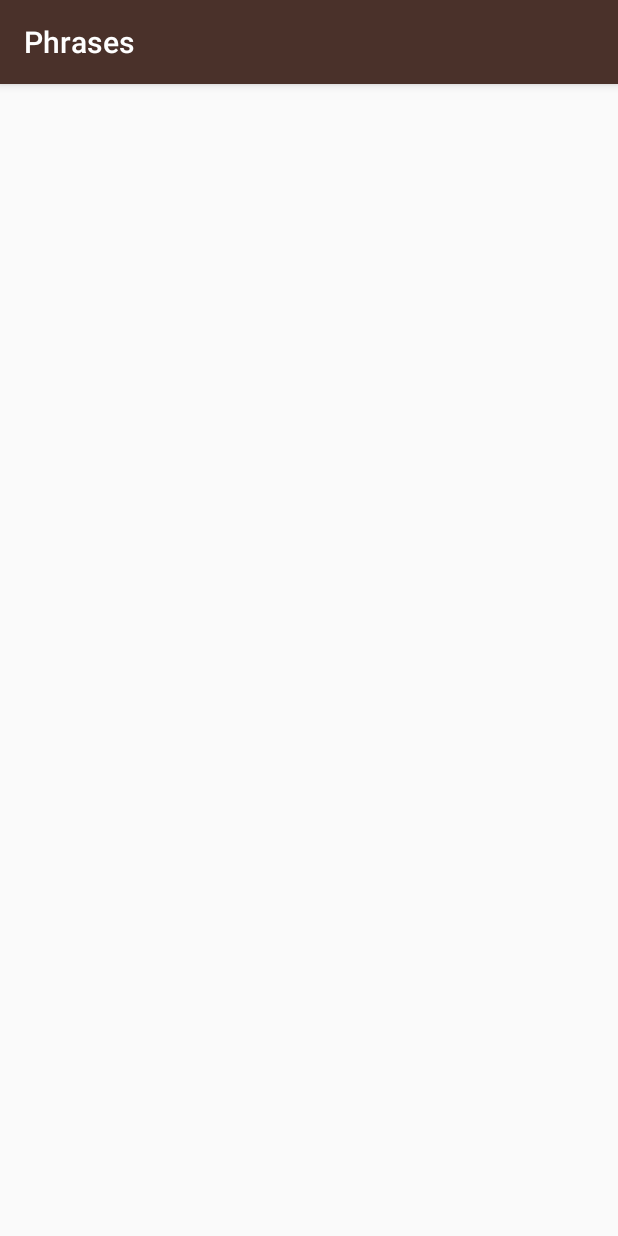
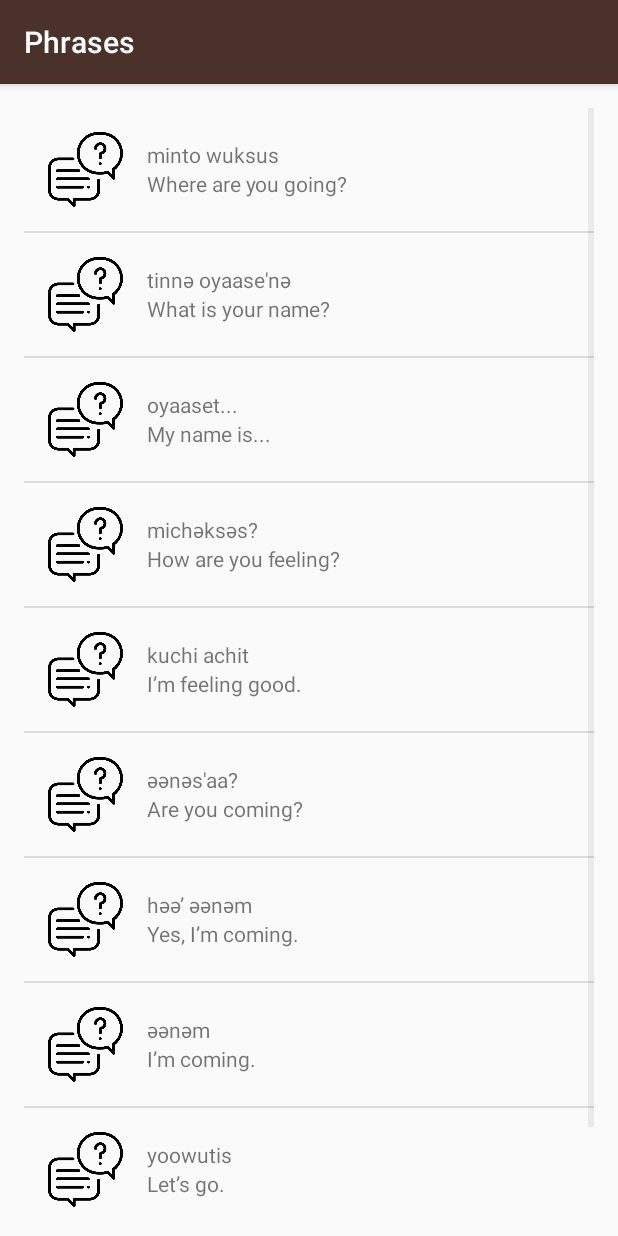
Before and after one commit to sagrawal20/MivokApp, an Android app: the PhrasesActivity screen opened directly, with no data from a screen before it, on a phone screen of 412 x 824 dp. Run offline under Robolectric (Android 15) with nearby library versions, the phone set to English and light mode, and no system bars.

Commit message:
All Pages Completed!

```diff
--- a/app/src/main/java/com/example/android/miwok/ColorsActivity.java
+++ b/app/src/main/java/com/example/android/miwok/ColorsActivity.java
@@ -13,7 +13,7 @@ public class ColorsActivity extends AppCompatActivity {
     @Override
     protected void onCreate(Bundle savedInstanceState) {
         super.onCreate(savedInstanceState);
-        setContentView(R.layout.activity_colors);
+        setContentView(R.layout.word_list);
         ArrayList<Word> colors = new ArrayList<>();
         colors.add(new Word("red", "weṭeṭṭi", R.drawable.red));
         colors.add(new Word("green", "chokokki", R.drawable.green));
@@ -25,7 +25,7 @@ public class ColorsActivity extends AppCompatActivity {
         colors.add(new Word("mustard yellow", "chiwiiṭә", R.drawable.mustardyellow));
 
         WordAdapter items = new WordAdapter(this, colors);
-        ListView listView = findViewById(R.id.colorsListView);
+        ListView listView = findViewById(R.id.listView);
         listView.setAdapter(items);
     }
 }
--- a/app/src/main/java/com/example/android/miwok/FamilyActivity.java
+++ b/app/src/main/java/com/example/android/miwok/FamilyActivity.java
@@ -12,7 +12,7 @@ public class FamilyActivity extends AppCompatActivity {
     @Override
     protected void onCreate(Bundle savedInstanceState) {
         super.onCreate(savedInstanceState);
-        setContentView(R.layout.activity_family);
+        setContentView(R.layout.word_list);
         ArrayList<Word> family = new ArrayList<>();
         family.add(new Word("father", "әpә", R.drawable.father));
         family.add(new Word("mother", "әṭa", R.drawable.mother));
@@ -26,7 +26,7 @@ public class FamilyActivity extends AppCompatActivity {
         family.add(new Word("grandfather", "paapa", R.drawable.grandmother));
 
         WordAdapter items = new WordAdapter(this, family);
-        ListView listView = findViewById(R.id.familyListView);
+        ListView listView = findViewById(R.id.listView);
         listView.setAdapter(items);
 
     }
--- a/app/src/main/java/com/example/android/miwok/PhrasesActivity.java
+++ b/app/src/main/java/com/example/android/miwok/PhrasesActivity.java
@@ -3,12 +3,30 @@ package com.example.android.miwok;
 import androidx.appcompat.app.AppCompatActivity;
 
 import android.os.Bundle;
+import android.widget.ListView;
+
+import java.util.ArrayList;
 
 public class PhrasesActivity extends AppCompatActivity {
 
     @Override
     protected void onCreate(Bundle savedInstanceState) {
         super.onCreate(savedInstanceState);
-        setContentView(R.layout.activity_phrases);
+        setContentView(R.layout.word_list);
+        ArrayList<Word> phrases = new ArrayList<>();
+        phrases.add(new Word("Where are you going?", "minto wuksus", R.drawable.conversation));
+        phrases.add(new Word("What is your name?", "tinnә oyaase'nә", R.drawable.conversation));
+        phrases.add(new Word("My name is...", "oyaaset...", R.drawable.conversation));
+        phrases.add(new Word("How are you feeling?", "michәksәs?", R.drawable.conversation));
+        phrases.add(new Word("I’m feeling good.", "kuchi achit", R.drawable.conversation));
+        phrases.add(new Word("Are you coming?", "әәnәs'aa?", R.drawable.conversation));
+        phrases.add(new Word("Yes, I’m coming.", "hәә’ әәnәm", R.drawable.conversation));
+        phrases.add(new Word("I’m coming.", "әәnәm", R.drawable.conversation));
+        phrases.add(new Word("Let’s go.", "yoowutis", R.drawable.conversation));
+        phrases.add(new Word("Come here.", "әnni'nem", R.drawable.conversation));
+
+        WordAdapter items = new WordAdapter(this, phrases);
+        ListView listView = findViewById(R.id.listView);
+        listView.setAdapter(items);
     }
 }
--- a/app/src/main/res/layout/activity_phrases.xml
+++ /dev/null
@@ -1,9 +0,0 @@
-<?xml version="1.0" encoding="utf-8"?>
-<androidx.constraintlayout.widget.ConstraintLayout xmlns:android="http://schemas.android.com/apk/res/android"
-    xmlns:app="http://schemas.android.com/apk/res-auto"
-    xmlns:tools="http://schemas.android.com/tools"
-    android:layout_width="match_parent"
-    android:layout_height="match_parent"
-    tools:context=".PhrasesActivity">
-
-</androidx.constraintlayout.widget.ConstraintLayout>
--- a/app/src/main/res/layout/activity_family.xml
+++ b/app/src/main/res/layout/word_list.xml
@@ -4,7 +4,7 @@
     android:layout_width="match_parent"
     android:layout_height="match_parent"
     tools:context=".NumbersActivity"
-    android:id="@+id/familyListView"
+    android:id="@+id/listView"
     android:orientation="vertical"
     android:paddingBottom="@dimen/activity_vertical_margin"
     android:paddingLeft="@dimen/activity_horizontal_margin"
```
Also changed, not shown: app/src/main/java/com/example/android/miwok/NumbersActivity.java (+2 -8 lines), app/src/main/res/layout/activity_colors.xml (deleted, +0 -14 lines), app/src/main/res/layout/activity_numbers.xml (deleted, +0 -14 lines), app/src/main/res/drawable/conversation.png (added).
